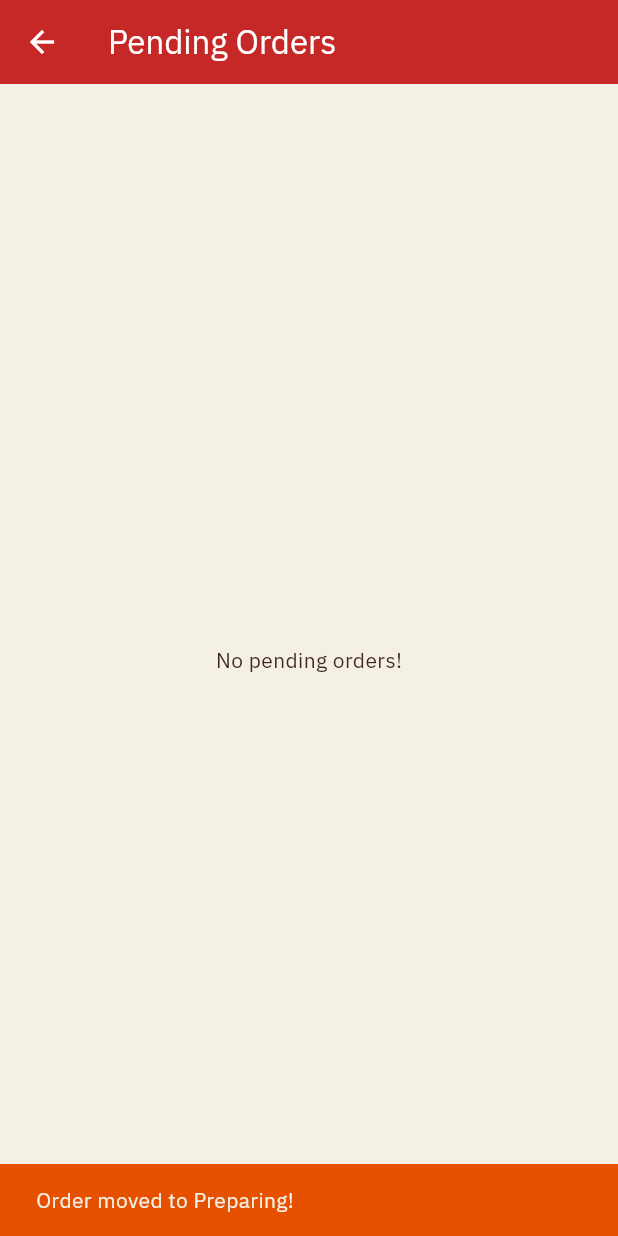
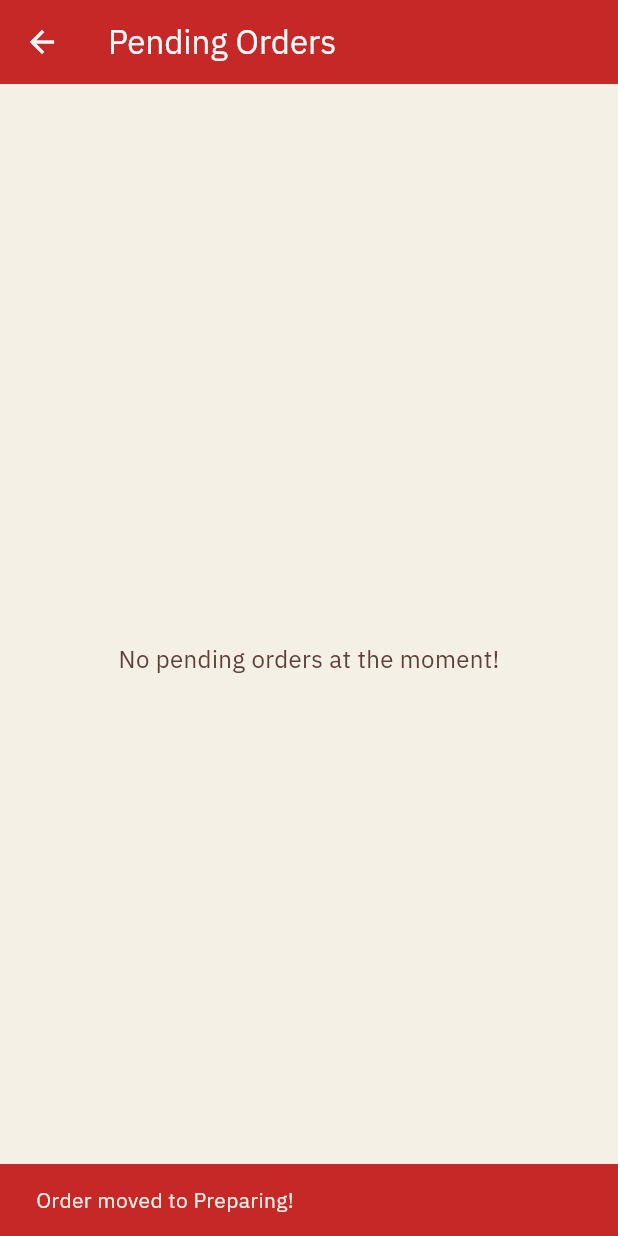
Before and after one commit to anabeatm/sistema-de-gestao-para-cafeteria, a Flutter app: the PendingOrdersPage screen opened by its route, after a tap on "Start Preparation", on a phone screen of 412 x 824 dp. Run offline on Flutter 3.47's test engine with Material 3 defaults, Android fonts, the phone set to English and light mode, and no system bars; our stand-ins replace go_router.

Commit message:
feat: update no orders message for pending and preparing orders pages

```diff
--- a/projeto_cafeteria/lib/screens/kitchen/pending_orders_page.dart
+++ b/projeto_cafeteria/lib/screens/kitchen/pending_orders_page.dart
@@ -24,7 +24,16 @@ class PendingOrdersPage extends StatelessWidget {
           final orders = orderService.pendingOrders;
 
           if (orders.isEmpty) {
-            return const Center(child: Text("No pending orders!"));
+            return const Center(
+              child: Text(
+                "No pending orders at the moment!",
+                style: TextStyle(
+                  fontFamily: AppFonts.mainFont,
+                  fontSize: FontSize.md,
+                  color: CoffeeColors.coffeeLight,
+                ),
+              ),
+            );
           }
 
           return ListView.builder(
@@ -41,7 +50,7 @@ class PendingOrdersPage extends StatelessWidget {
                   ScaffoldMessenger.of(context).showSnackBar(
                     const SnackBar(
                       content: Text('Order moved to Preparing!'),
-                      backgroundColor: CoffeeColors.warning,
+                      backgroundColor: CoffeeColors.error,
                     ),
                   );
                 },
```
Also changed, not shown: projeto_cafeteria/lib/screens/kitchen/preparing_orders_page.dart (+10 -1 lines).
